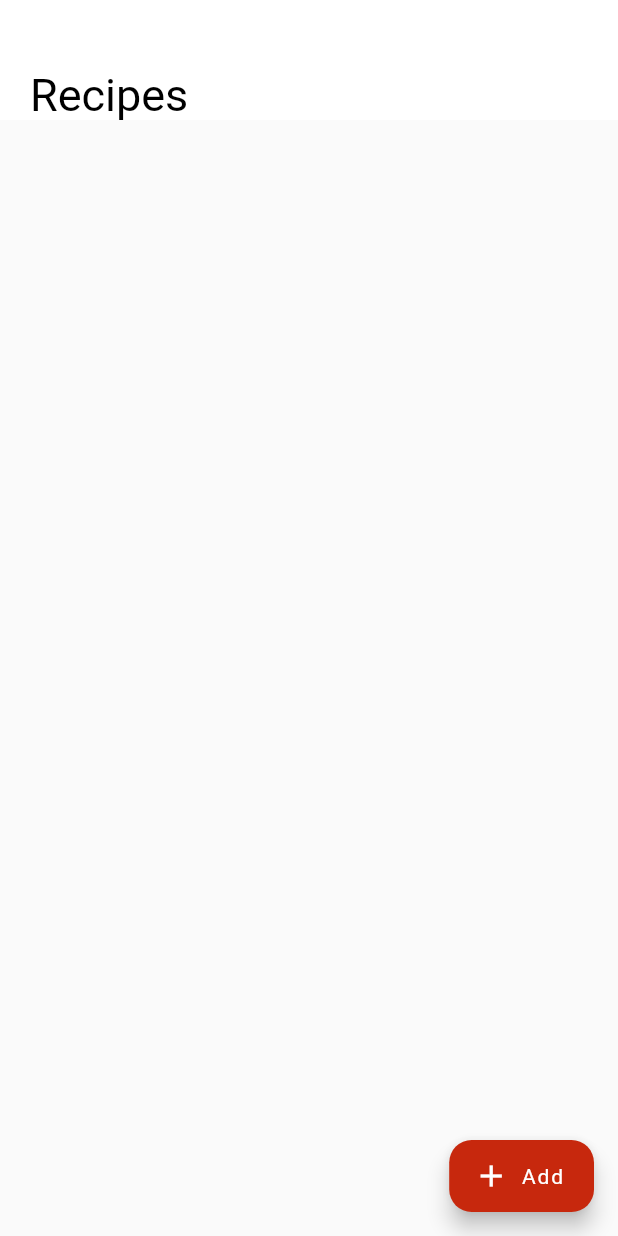
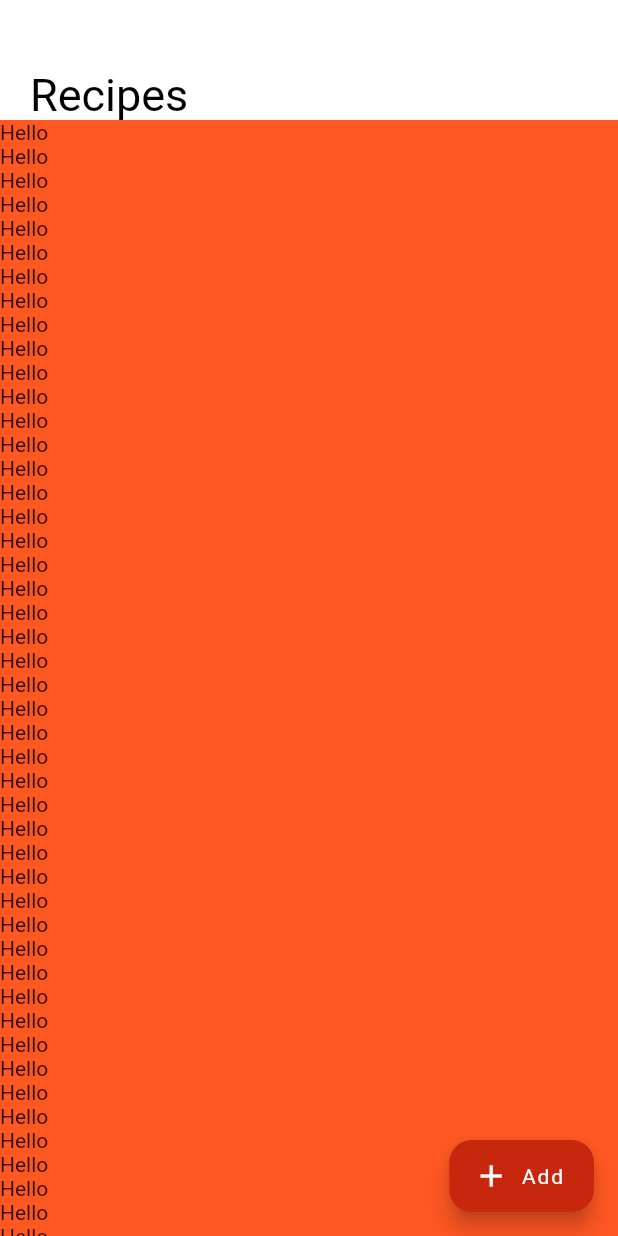
Before and after one commit to FS-CSCI150-F21/FS-CSCI150-F21-Team5, a Flutter app: the AllRecipes screen opened directly, on a phone screen of 412 x 824 dp. Run offline on Flutter 3.47's test engine with Material 2 defaults, Android fonts, the phone set to English and light mode, and no system bars; our stand-ins replace cloud_firestore, firebase_auth, firebase_core, firebase_storage, get, google_sign_in and 2 more; missing offline and left inert: duration, duration_picker; accounts and stored records are empty.

Commit message:
SliverList test successful

```diff
--- a/lib/models/recipes_model.dart
+++ b/lib/models/recipes_model.dart
@@ -24,7 +24,7 @@ class RecipeModel {
     required this.imageURL,
   });
 
-  String get getDurationString => prettyDuration(this.duration);
+  String get getDurationString => prettyDuration(duration);
 
   RecipeModel.fromMap(Map<String, dynamic> data, String id)
       : this(
--- a/lib/screens/all_recipes.dart
+++ b/lib/screens/all_recipes.dart
@@ -1,6 +1,7 @@
 import 'package:flutter/material.dart';
 import 'package:flutter/cupertino.dart';
-import 'package:shakshuka/widgets/add_recipe.dart';
+import '../widgets/add_recipe.dart';
+import '../widgets/recipe_card.dart';
 
 class AllRecipes extends StatelessWidget {
   const AllRecipes({Key? key}) : super(key: key);
@@ -9,9 +10,9 @@ class AllRecipes extends StatelessWidget {
   Widget build(BuildContext context) {
     // ignore: prefer_const_constructors
     return Scaffold(
-        body: const CustomScrollView(
+        body: CustomScrollView(
           slivers: <Widget>[
-            SliverAppBar(
+            const SliverAppBar(
               expandedHeight: 80,
               backgroundColor: Colors.white,
               flexibleSpace: FlexibleSpaceBar(
@@ -20,6 +21,21 @@ class AllRecipes extends StatelessWidget {
                     style: TextStyle(
                       color: Colors.black,
                     )),
+              ),
+            ),
+            SliverList(
+              delegate: SliverChildBuilderDelegate(
+                      (context, index) {
+                    return RecipeCard(
+
+                    );
+                    //   Container(
+                    //   height: 50,
+                    //   alignment: Alignment.center,
+                    //   color: Colors.deepOrange[100 * (index % 9)],
+                    //   child: Text('deepOrange $index'),
+                    // );
+                  }
               ),
             ),
           ],
--- a/lib/screens/splash_screen.dart
+++ b/lib/screens/splash_screen.dart
@@ -3,6 +3,7 @@ import 'package:flutter/cupertino.dart';
 import 'package:provider/src/provider.dart';
 import 'package:shakshuka/main.dart';
 import 'package:shakshuka/screens/all_recipes.dart';
+import 'package:shakshuka/screens/sliver_test.dart';
 import 'package:shakshuka/services/auth_provider.dart';
 
 import 'login.dart';
@@ -19,7 +20,7 @@ class SplashPage extends StatefulWidget {
 class _SplashPageState extends State<SplashPage> {
   @override
   void initState() {
-    //TODO: reimpliment this function so that it shows a platform native splash screen instead
+    //TODO: reimplement this function so that it shows a platform native splash screen instead
     super.initState();
     Future.delayed(const Duration(seconds: 5), () {
       checkSignIn();
@@ -49,7 +50,7 @@ class _SplashPageState extends State<SplashPage> {
         children: [
           //TODO: add proper image asset for splash screen
           Image.asset(
-            "res/img/sakshuka.png",
+            "res/img/shakshuka.png",
             width: 300,
             height: 300,
           ),
--- /dev/null
+++ b/lib/widgets/recipe_card.dart
@@ -0,0 +1,20 @@
+import 'package:flutter/material.dart';
+import '../models/recipes_model.dart';
+
+class RecipeCard extends StatefulWidget {
+  const RecipeCard({Key? key}) : super(key: key);
+
+  @override
+  _RecipeCardState createState() => _RecipeCardState();
+}
+
+class _RecipeCardState extends State<RecipeCard> {
+  //Recipe recipe;
+  @override
+  Widget build(BuildContext context) {
+    return Container(
+      color: Colors.deepOrange,
+      child: const Text("Hello"),
+    );
+  }
+}
--- a/pubspec.yaml
+++ b/pubspec.yaml
@@ -68,7 +68,7 @@ flutter:
 
   # To add assets to your application, add an assets section, like this:
   assets:
-   - res/img/shopping-cart.png
+   - res/img/
   #- images/a_dot_ham.jpeg
 
   # An image asset can refer to one or more resolution-specific "variants", see
```
Also changed, not shown: lib/main.dart (+5 -5 lines), lib/screens/login.dart (+7 -6 lines), lib/screens/sliver_test.dart (added, +42 -0 lines).
